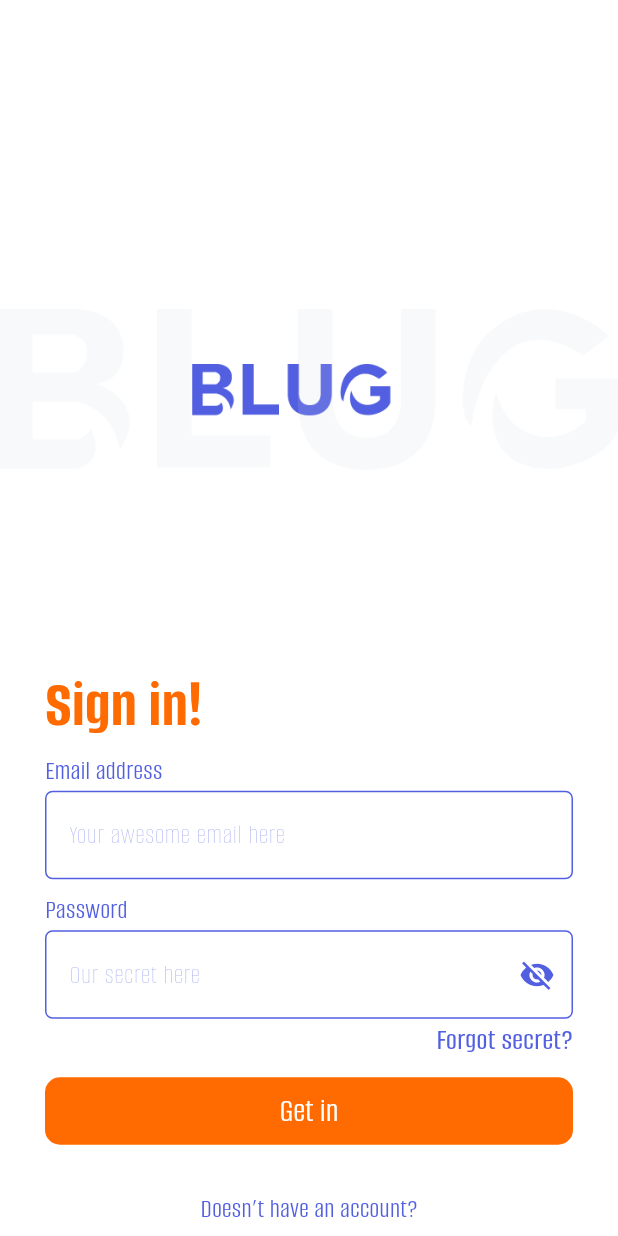
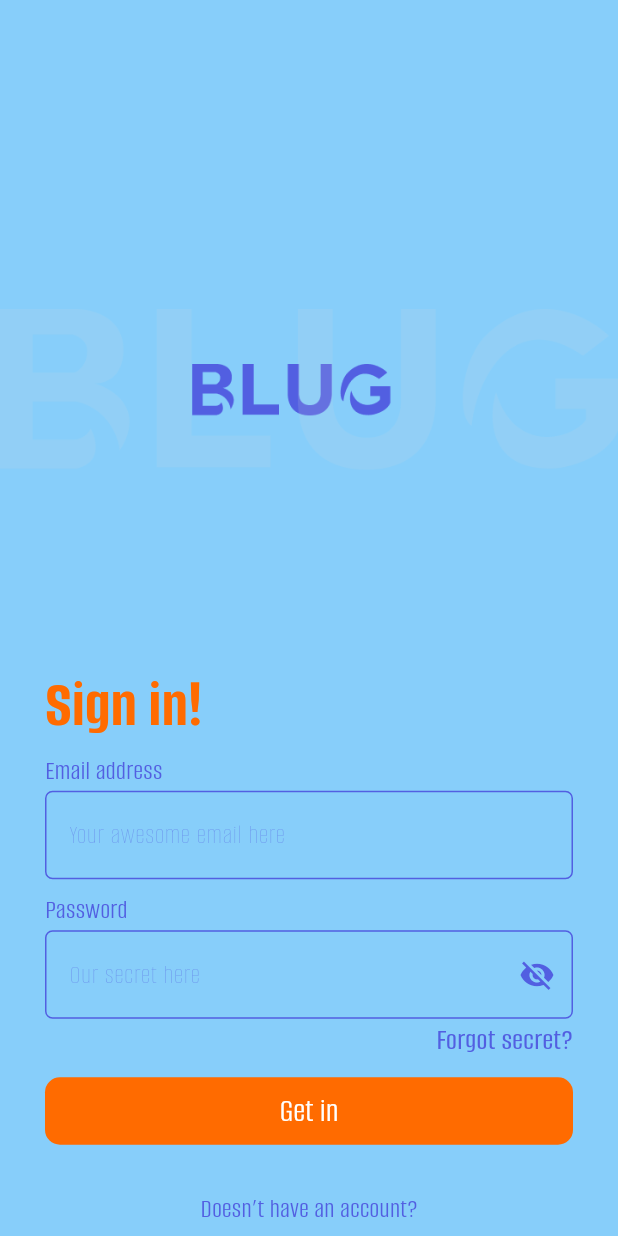
Before and after one commit to dhrisyapn/blug, a Flutter app: the screen it shows after launch, after a tap on "Continue with Email", on a phone screen of 412 x 824 dp. Run offline on Flutter 3.47's test engine with Material 3 defaults, Android fonts, the light colour scheme and no system bars; our stand-ins replace cloud_firestore, firebase_auth, firebase_core, firebase_storage, image_picker; accounts and stored records are empty; network calls fail.

Commit message:
add background color

```diff
--- a/lib/main.dart
+++ b/lib/main.dart
@@ -36,7 +36,7 @@ class MyApp extends StatelessWidget {
           debugShowCheckedModeBanner: false,
           title: 'Flutter Demo',
           theme: ThemeData(
-            scaffoldBackgroundColor: Colors.white,
+            scaffoldBackgroundColor: Color(0xff87CEFA),
             useMaterial3: true,
           ),
           home: SplashScreen()),
```
